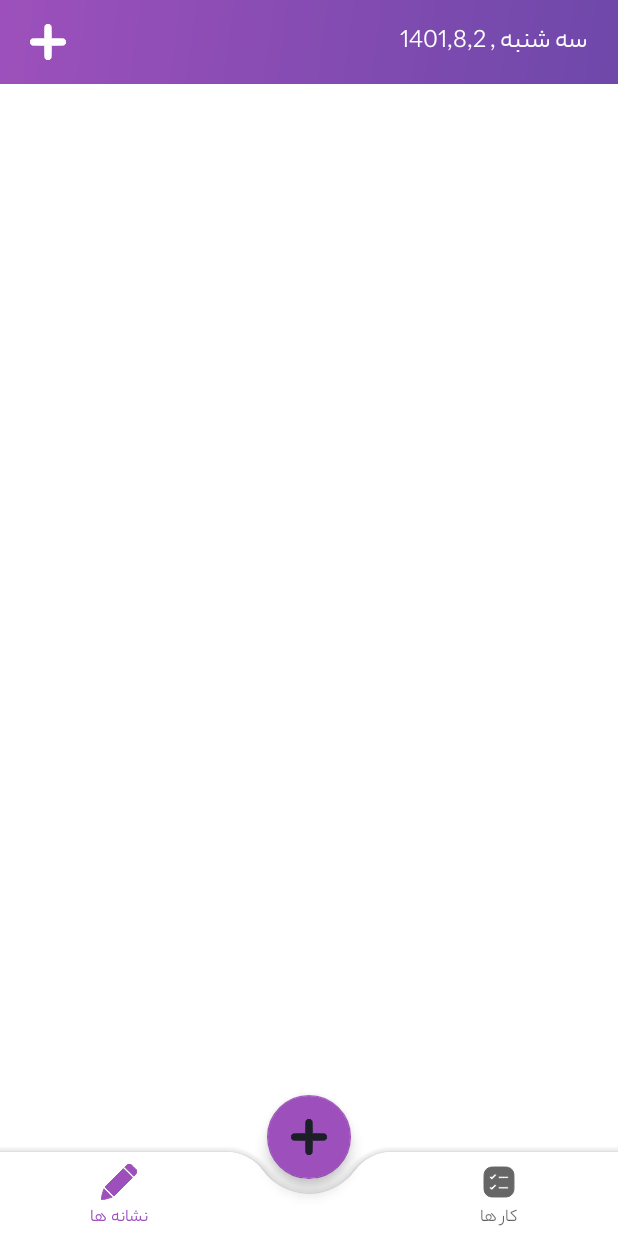
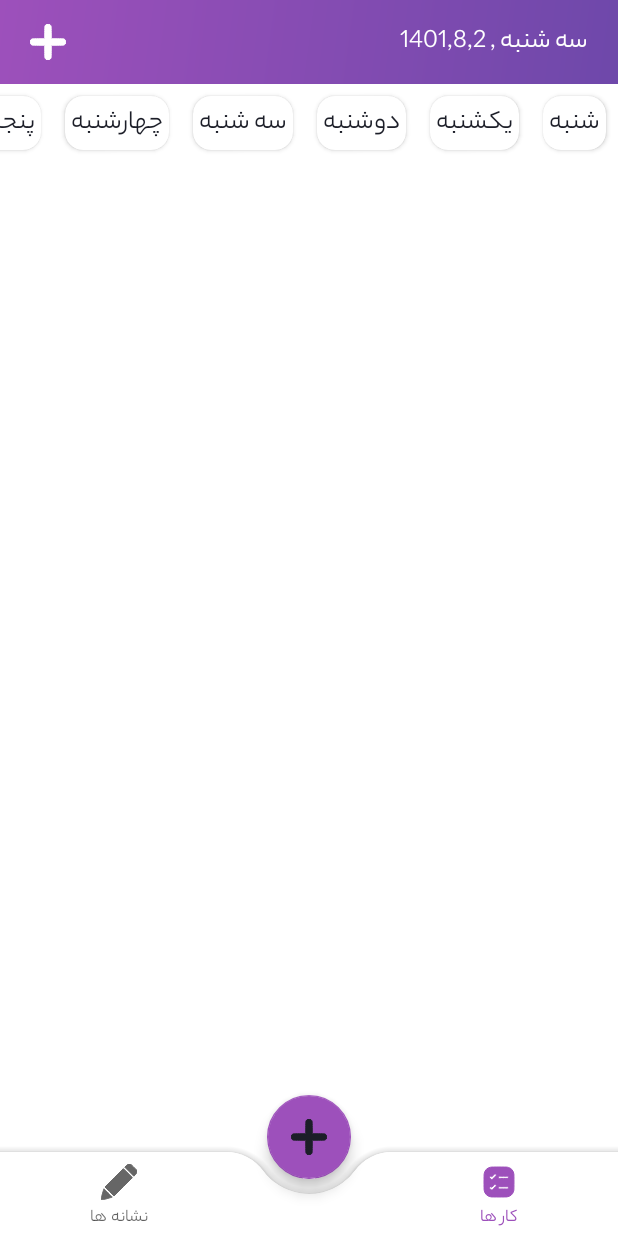
Before and after one commit to HoseinNezamdoost/MegaTask, an Android app: the screen it shows after launch (MainActivity), on a phone screen of 412 x 824 dp. Run offline under Robolectric (Android 15) with nearby library versions, the phone set to English and light mode, and no system bars; our stand-ins replace navigation-ui.

Commit message:
make recyclerView for select days

```diff
--- a/app/build.gradle
+++ b/app/build.gradle
@@ -35,10 +35,12 @@ android {
 
 dependencies {
 
+    def koin_version= "3.2.0"
     implementation 'androidx.core:core-ktx:1.7.0'
     implementation 'androidx.appcompat:appcompat:1.5.1'
     implementation 'com.google.android.material:material:1.7.0'
     implementation 'androidx.constraintlayout:constraintlayout:2.1.4'
     implementation 'androidx.navigation:navigation-fragment-ktx:2.5.3'
     implementation 'androidx.navigation:navigation-ui-ktx:2.5.3'
+    implementation "io.insert-koin:koin-android:$koin_version"
 }
--- /dev/null
+++ b/app/src/main/java/com/nzd/megatask/adapter/WeekDaysAdapter.kt
@@ -0,0 +1,41 @@
+package com.nzd.megatask.adapter
+
+import android.view.LayoutInflater
+import android.view.View
+import android.view.ViewGroup
+import androidx.recyclerview.widget.RecyclerView
+import com.nzd.megatask.R
+import com.nzd.megatask.common.implementSpringAnimationTrait
+import com.nzd.megatask.dataClass.WeekDays
+import kotlinx.android.extensions.LayoutContainer
+import kotlinx.android.synthetic.main.item_rc_week.view.*
+
+class WeekDaysAdapter(private val weeks:List<WeekDays>) : RecyclerView.Adapter<WeekDaysAdapter.WeekDaysViewHolder>() {
+
+    inner class WeekDaysViewHolder(override val containerView: View) :
+        RecyclerView.ViewHolder(containerView), LayoutContainer {
+
+        init {
+            containerView.setOnClickListener {
+
+            }
+            containerView.implementSpringAnimationTrait()
+        }
+
+        fun bind(weekDays: WeekDays) {
+            containerView.days_tv.text = weekDays.day
+        }
+    }
+
+    override fun onCreateViewHolder(parent: ViewGroup, viewType: Int): WeekDaysViewHolder {
+        return WeekDaysViewHolder(LayoutInflater.from(parent.context).inflate(R.layout.item_rc_week, parent , false))
+    }
+
+    override fun onBindViewHolder(holder: WeekDaysViewHolder, position: Int) {
+        holder.bind(weeks[position])
+    }
+
+    override fun getItemCount(): Int {
+       return weeks.size
+    }
+}
--- /dev/null
+++ b/app/src/main/java/com/nzd/megatask/common/Utils.kt
@@ -0,0 +1,69 @@
+package com.nzd.megatask.common
+
+import android.view.MotionEvent
+import android.view.View
+import androidx.dynamicanimation.animation.DynamicAnimation
+import androidx.dynamicanimation.animation.SpringAnimation
+import androidx.dynamicanimation.animation.SpringForce
+import com.nzd.megatask.dataClass.WeekDays
+
+
+fun weekDay(): List<WeekDays> {
+    val weekDays = arrayListOf<WeekDays>()
+    val monday = WeekDays("شنبه")
+    val tuesday = WeekDays("یکشنبه")
+    val wednesday = WeekDays("دوشنبه")
+    val thursday = WeekDays("سه شنبه")
+    val friday = WeekDays("چهارشنبه")
+    val saturday = WeekDays("پنجشنبه")
+    val sunday = WeekDays("جمعه")
+    weekDays.add(monday)
+    weekDays.add(tuesday)
+    weekDays.add(wednesday)
+    weekDays.add(thursday)
+    weekDays.add(friday)
+    weekDays.add(saturday)
+    weekDays.add(sunday)
+
+    return weekDays
+}
+
+fun View.implementSpringAnimationTrait() {
+    val scaleXAnim = SpringAnimation(this, DynamicAnimation.SCALE_X, 0.90f)
+    val scaleYAnim = SpringAnimation(this, DynamicAnimation.SCALE_Y, 0.90f)
+
+    setOnTouchListener { v, event ->
+
+        when (event.action) {
+            MotionEvent.ACTION_DOWN -> {
+                scaleXAnim.spring.stiffness = SpringForce.STIFFNESS_LOW
+                scaleXAnim.spring.dampingRatio = SpringForce.DAMPING_RATIO_LOW_BOUNCY
+                scaleXAnim.start()
+
+                scaleYAnim.spring.stiffness = SpringForce.STIFFNESS_LOW
+                scaleYAnim.spring.dampingRatio = SpringForce.DAMPING_RATIO_LOW_BOUNCY
+                scaleYAnim.start()
+
+            }
+            MotionEvent.ACTION_UP,
+            MotionEvent.ACTION_CANCEL,
+            -> {
+                scaleXAnim.cancel()
+                scaleYAnim.cancel()
+                val reverseScaleXAnim = SpringAnimation(this, DynamicAnimation.SCALE_X, 1f)
+                reverseScaleXAnim.spring.stiffness = SpringForce.STIFFNESS_LOW
+                reverseScaleXAnim.spring.dampingRatio = SpringForce.DAMPING_RATIO_LOW_BOUNCY
+                reverseScaleXAnim.start()
+
+                val reverseScaleYAnim = SpringAnimation(this, DynamicAnimation.SCALE_Y, 1f)
+                reverseScaleYAnim.spring.stiffness = SpringForce.STIFFNESS_LOW
+                reverseScaleYAnim.spring.dampingRatio = SpringForce.DAMPING_RATIO_LOW_BOUNCY
+                reverseScaleYAnim.start()
+
+
+            }
+        }
+
+        false
+    }
+}
--- /dev/null
+++ b/app/src/main/java/com/nzd/megatask/dataClass/WeekDays.kt
@@ -0,0 +1,3 @@
+package com.nzd.megatask.dataClass
+
+data class WeekDays(val day:String)
--- a/app/src/main/java/com/nzd/megatask/view/SignFragment.kt
+++ b/app/src/main/java/com/nzd/megatask/view/SignFragment.kt
@@ -5,7 +5,12 @@ import androidx.fragment.app.Fragment
 import android.view.LayoutInflater
 import android.view.View
 import android.view.ViewGroup
+import androidx.recyclerview.widget.LinearLayoutManager
+import androidx.recyclerview.widget.RecyclerView
 import com.nzd.megatask.R
+import com.nzd.megatask.adapter.WeekDaysAdapter
+import com.nzd.megatask.common.weekDay
+import kotlinx.android.synthetic.main.fragment_task.view.*
 
 class SignFragment : Fragment() {
 
--- a/app/src/main/java/com/nzd/megatask/view/TaskFragment.kt
+++ b/app/src/main/java/com/nzd/megatask/view/TaskFragment.kt
@@ -5,7 +5,12 @@ import androidx.fragment.app.Fragment
 import android.view.LayoutInflater
 import android.view.View
 import android.view.ViewGroup
+import androidx.recyclerview.widget.LinearLayoutManager
+import androidx.recyclerview.widget.RecyclerView
 import com.nzd.megatask.R
+import com.nzd.megatask.adapter.WeekDaysAdapter
+import com.nzd.megatask.common.weekDay
+import kotlinx.android.synthetic.main.fragment_task.view.*
 
 class TaskFragment : Fragment() {
 
@@ -14,6 +19,10 @@ class TaskFragment : Fragment() {
         savedInstanceState: Bundle?
     ): View? {
         // Inflate the layout for this fragment
-        return inflater.inflate(R.layout.fragment_task, container, false)
+        val view = inflater.inflate(R.layout.fragment_task, container, false)
+            view.week_rc.layoutManager = LinearLayoutManager(requireContext(),
+                RecyclerView.HORIZONTAL, false)
+        view.week_rc.adapter = WeekDaysAdapter(weekDay())
+        return view
     }
 }
--- a/app/src/main/res/layout/fragment_sign.xml
+++ b/app/src/main/res/layout/fragment_sign.xml
@@ -1,26 +1,15 @@
 <?xml version="1.0" encoding="utf-8"?>
-<androidx.coordinatorlayout.widget.CoordinatorLayout xmlns:android="http://schemas.android.com/apk/res/android"
+<FrameLayout xmlns:android="http://schemas.android.com/apk/res/android"
     xmlns:tools="http://schemas.android.com/tools"
     android:layout_width="match_parent"
     android:layout_height="match_parent"
-    tools:context=".view.SignFragment">
+    android:background="@color/purple200"
+    tools:context=".view.TaskFragment">
 
-    <RelativeLayout
+    <!-- TODO: Update blank fragment layout -->
+    <TextView
         android:layout_width="match_parent"
-        android:layout_height="wrap_content">
+        android:layout_height="match_parent"
+        android:text="@string/hello_blank_fragment" />
 
-        <androidx.recyclerview.widget.RecyclerView
-            android:id="@+id/week_rc"
-            android:layout_width="match_parent"
-            android:layout_height="wrap_content"/>
-
-        <androidx.recyclerview.widget.RecyclerView
-            android:id="@+id/task_rc"
-            android:layout_width="match_parent"
-            android:layout_height="match_parent"
-            android:layout_below="@id/week_rc"
-            android:layout_marginTop="2dp"/>
-
-    </RelativeLayout>
-
-</androidx.coordinatorlayout.widget.CoordinatorLayout>
+</FrameLayout>
--- a/app/src/main/res/layout/fragment_task.xml
+++ b/app/src/main/res/layout/fragment_task.xml
@@ -1,15 +1,26 @@
 <?xml version="1.0" encoding="utf-8"?>
-<FrameLayout xmlns:android="http://schemas.android.com/apk/res/android"
+<androidx.coordinatorlayout.widget.CoordinatorLayout xmlns:android="http://schemas.android.com/apk/res/android"
     xmlns:tools="http://schemas.android.com/tools"
     android:layout_width="match_parent"
     android:layout_height="match_parent"
-    android:background="@color/purple200"
-    tools:context=".view.TaskFragment">
+    tools:context=".view.SignFragment">
 
-    <!-- TODO: Update blank fragment layout -->
-    <TextView
+    <RelativeLayout
         android:layout_width="match_parent"
-        android:layout_height="match_parent"
-        android:text="@string/hello_blank_fragment" />
+        android:layout_height="wrap_content">
 
-</FrameLayout>
+        <androidx.recyclerview.widget.RecyclerView
+            android:id="@+id/week_rc"
+            android:layout_width="match_parent"
+            android:layout_height="wrap_content"/>
+
+        <androidx.recyclerview.widget.RecyclerView
+            android:id="@+id/task_rc"
+            android:layout_width="match_parent"
+            android:layout_height="match_parent"
+            android:layout_below="@id/week_rc"
+            android:layout_marginTop="2dp"/>
+
+    </RelativeLayout>
+
+</androidx.coordinatorlayout.widget.CoordinatorLayout>
--- a/app/src/main/res/layout/item_rc_task.xml
+++ b/app/src/main/res/layout/item_rc_task.xml
@@ -67,7 +67,7 @@
                 android:id="@+id/icon_menu"
                 android:layout_width="32dp"
                 android:layout_height="32dp"
-                android:src="@drawable/ic_pen"
+                android:src="@drawable/ic_menu"
                 app:tint="@color/gray"
                 android:scaleType="centerInside"
                 android:layout_alignParentEnd="true"
--- a/app/src/main/res/layout/item_rc_week.xml
+++ b/app/src/main/res/layout/item_rc_week.xml
@@ -6,7 +6,7 @@
     xmlns:app="http://schemas.android.com/apk/res-auto"
     android:layout_margin="8dp"
     app:cardCornerRadius="12dp"
-    app:cardElevation="12dp">
+    app:cardElevation="2dp">
 
     <TextView
         android:layout_width="wrap_content"
--- a/app/src/main/res/navigation/nav_main.xml
+++ b/app/src/main/res/navigation/nav_main.xml
@@ -3,7 +3,7 @@
     xmlns:app="http://schemas.android.com/apk/res-auto"
     xmlns:tools="http://schemas.android.com/tools"
     android:id="@+id/nav_main"
-    app:startDestination="@id/sign">
+    app:startDestination="@id/task">
 
         <fragment
             android:id="@+id/sign"
--- a/app/src/main/res/values/colors.xml
+++ b/app/src/main/res/values/colors.xml
@@ -6,4 +6,8 @@
     <color name="purple500">#9d50bb</color>
     <color name="purple700">#6e48aa</color>
     <color name="purple200">#EFC5FF</color>
+    <color name="green">#16F43C</color>
+    <color name="red">#F21A70</color>
+    <color name="yellow">#FFD817</color>
+    <color name="blue">#15eded</color>
 </resources>
```
Also changed, not shown: app/src/main/java/com/nzd/megatask/App.kt (added, +25 -0 lines), app/src/main/res/drawable/ic_menu.xml (added, +18 -0 lines).
